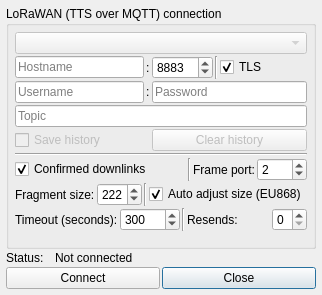
Above: plugins/mcumgr/lorawan_setup.ui from thedjnK/AuTerm before the change. Below: the same form after it.
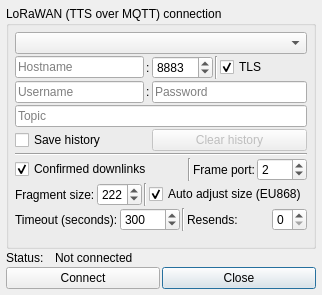
That is the form after the change.

Diff of the .ui file:
```diff
--- a/plugins/mcumgr/lorawan_setup.ui
+++ b/plugins/mcumgr/lorawan_setup.ui
@@ -353,7 +353,7 @@
       <item row="0" column="0" colspan="3">
        <widget class="QComboBox" name="combo_history">
         <property name="enabled">
-         <bool>false</bool>
+         <bool>true</bool>
         </property>
         <property name="editable">
          <bool>false</bool>
@@ -486,7 +486,10 @@
       <item row="4" column="0">
        <widget class="QCheckBox" name="check_save_history">
         <property name="enabled">
-         <bool>false</bool>
+         <bool>true</bool>
+        </property>
+        <property name="toolTip">
+         <string>&lt;html&gt;&lt;head/&gt;&lt;body&gt;&lt;p&gt;If checked, will save connection details of previous connections.&lt;/p&gt;&lt;p&gt;WARNING: All information including passwords are stored in clear-text.&lt;/p&gt;&lt;/body&gt;&lt;/html&gt;</string>
         </property>
         <property name="text">
          <string>Save history</string>
```
